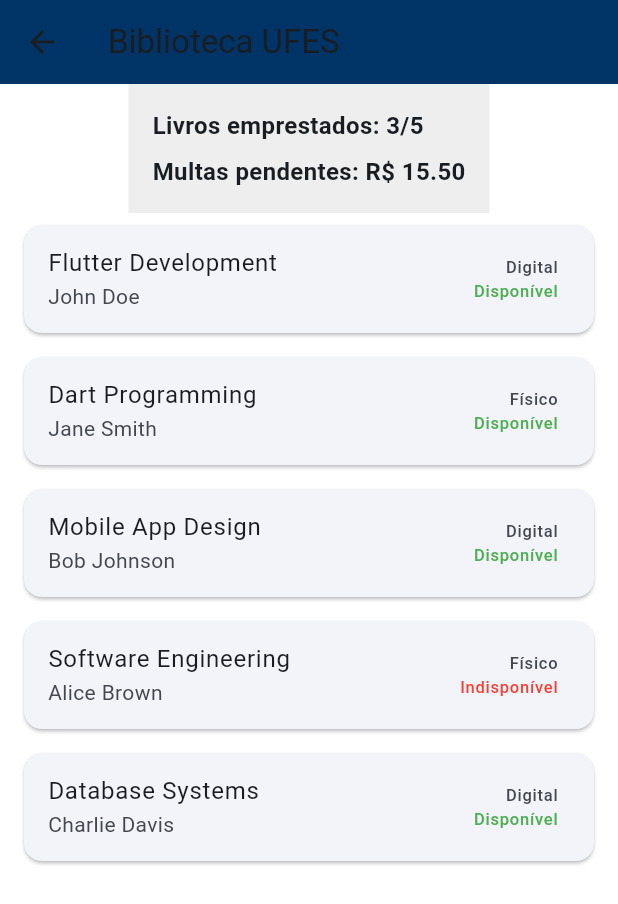
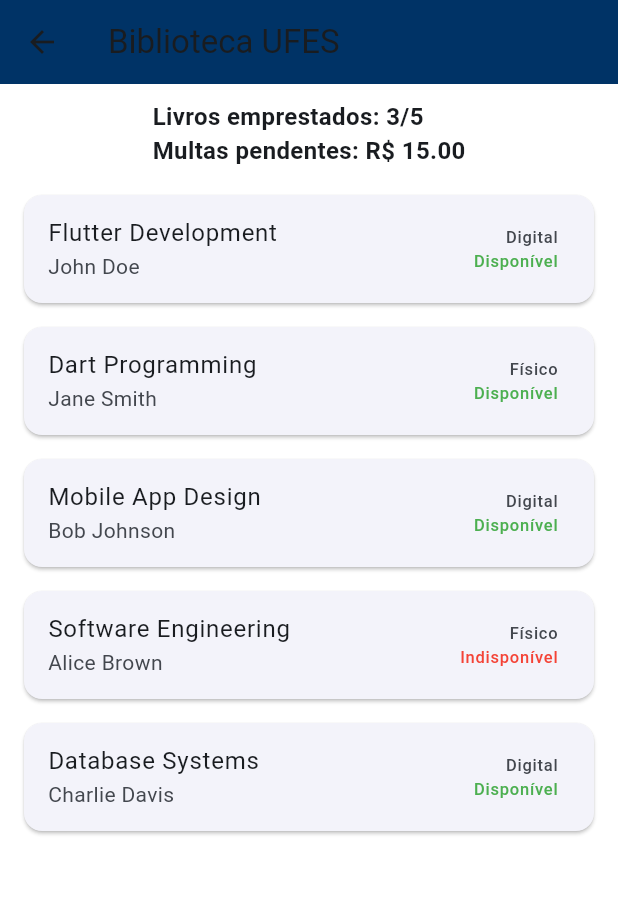
Before and after one commit to Vargax13/CampusHub, a Flutter app: the MainMenuScreen screen opened directly with empty values, after a tap on "Biblioteca", on a phone screen of 412 x 824 dp. Shown: the top 904 px of the screen. Run offline on Flutter 3.47's test engine with Material 3 defaults, Android fonts, the phone set to English and light mode, and no system bars.

Commit message:
implementação da aba de gerenciamento de cartões da aplicação

```diff
--- a/lib/biblioteca_screen.dart
+++ b/lib/biblioteca_screen.dart
@@ -28,7 +28,7 @@ class _BibliotecaScreenState extends State<BibliotecaScreen> {
   ];
 
   int _borrowedBooks = 3;
-  double _pendingFines = 15.50;
+  double _pendingFines = 15;
 
   @override
   Widget build(BuildContext context) {
@@ -55,8 +55,8 @@ class _BibliotecaScreenState extends State<BibliotecaScreen> {
 
   Widget _buildUserInfo() {
     return Container(
-      padding: const EdgeInsets.all(16),
-      color: Colors.grey[200],
+      padding: const EdgeInsets.all(10),
+      color: Colors.white,
       child: Column(
         crossAxisAlignment: CrossAxisAlignment.start,
         children: [
@@ -64,7 +64,6 @@ class _BibliotecaScreenState extends State<BibliotecaScreen> {
             'Livros emprestados: $_borrowedBooks/5',
             style: const TextStyle(fontSize: 16, fontWeight: FontWeight.bold),
           ),
-          const SizedBox(height: 8),
           Text(
             'Multas pendentes: R\$ ${_pendingFines.toStringAsFixed(2)}',
             style: const TextStyle(fontSize: 16, fontWeight: FontWeight.bold),
--- a/lib/main_menu_screen.dart
+++ b/lib/main_menu_screen.dart
@@ -3,6 +3,7 @@ import 'jornal_academico_screen.dart';
 import 'mapa_campus_screen.dart';
 import 'biblioteca_screen.dart';
 import 'restaurante_screen.dart';
+import 'gerenciar_cartoes_screen.dart';
 
 class MainMenuScreen extends StatelessWidget {
   final bool isServidor;
@@ -27,6 +28,7 @@ class MainMenuScreen extends StatelessWidget {
             _buildMenuOption(context, 'Biblioteca', Icons.library_books),
             _buildMenuOption(context, 'Mapa do Campus', Icons.map),
             _buildMenuOption(context, 'Jornal Acadêmico', Icons.newspaper),
+            _buildMenuOption(context, 'Gerenciar Cartões', Icons.credit_card),
           ],
         ),
       ),
@@ -62,6 +64,12 @@ class MainMenuScreen extends StatelessWidget {
                 builder: (context) => const RestauranteUniversitarioScreen(),
               ),
             );
+          } else if (title == 'Gerenciar Cartões') {
+            Navigator.of(context).push(
+              MaterialPageRoute(
+                builder: (context) => const GerenciarCartoesScreen(),
+              ),
+            );
           } else {
             ScaffoldMessenger.of(context).showSnackBar(
               SnackBar(content: Text('Você selecionou: $title')),
--- a/pubspec.yaml
+++ b/pubspec.yaml
@@ -23,6 +23,6 @@ dev_dependencies:
 
 flutter:
   uses-material-design: true
-  assets:
+  #assets:#
     #- assets/brasao_ufes.png
     #- assets/mapa_ufes_sao_mateus.png
```
Also changed, not shown: lib/gerenciar_cartoes_screen.dart (added, +114 -0 lines), lib/login_screen.dart (renamed from lib/Login_screen.dart), 1 other file.
